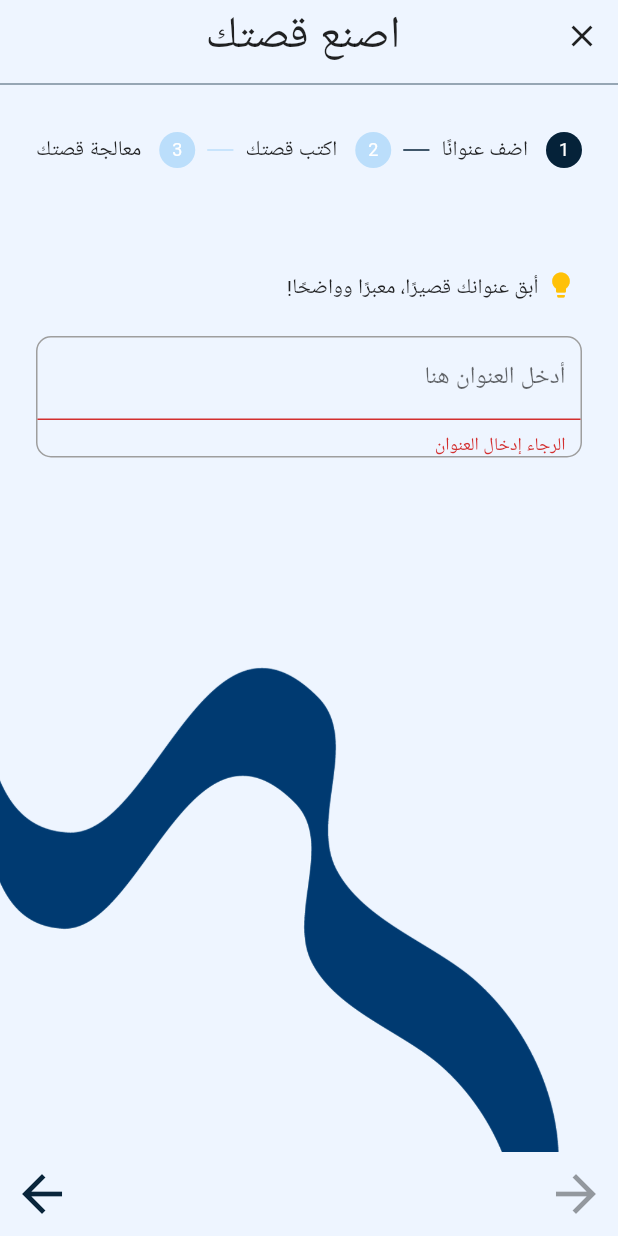
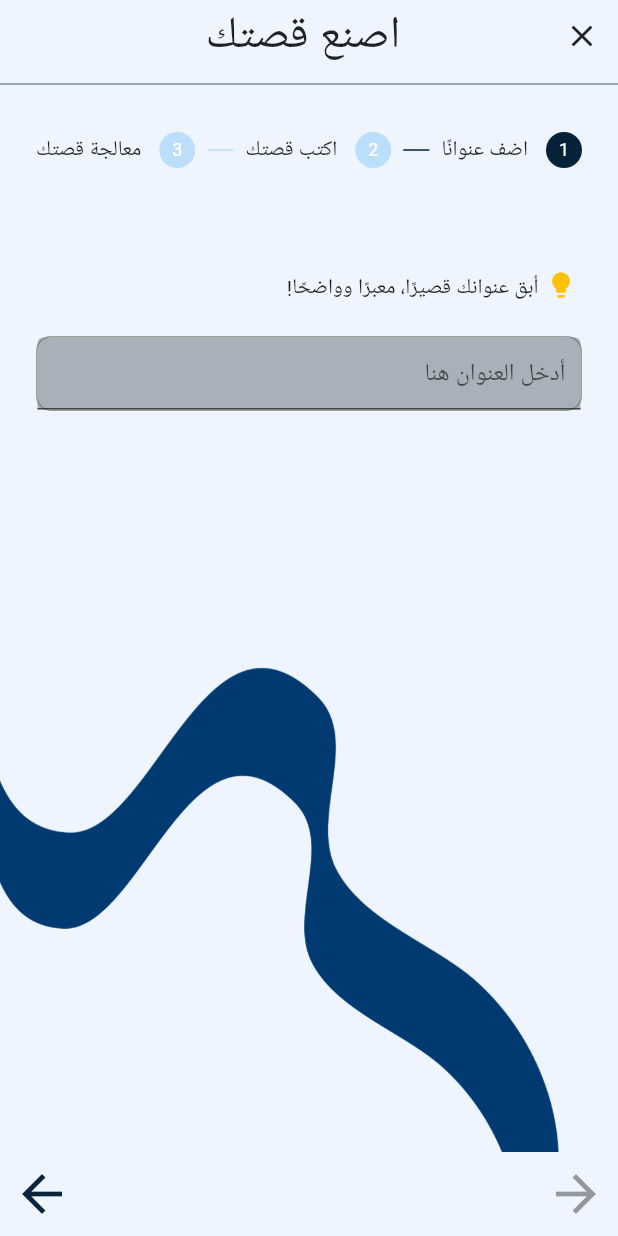
Before and after one commit to Lujain-M02/2023-GP1-6, a Flutter app: the CreateStory screen opened directly, on a phone screen of 412 x 824 dp. Run offline on Flutter 3.47's test engine with Material 2 defaults, Android fonts, the phone set to English and light mode, and no system bars; our stand-ins replace animate_do, animated_text_kit, introduction_screen, lottie.

Commit message:
changing the title container color

```diff
--- a/your_story/lib/pages/create_story_pages/create_story_title.dart
+++ b/your_story/lib/pages/create_story_pages/create_story_title.dart
@@ -40,20 +40,25 @@ class CreateStoryTitle extends StatelessWidget {
 
         // Text Form Field
         Form(
-          autovalidateMode: AutovalidateMode.always,
+          autovalidateMode: AutovalidateMode.onUserInteraction,
           child: Container(
             decoration: BoxDecoration(
               border: Border.all(color: Colors.grey),
               borderRadius: BorderRadius.circular(10),
             ),
             child: TextFormField(
-              autovalidateMode: AutovalidateMode.always,
+              autovalidateMode: AutovalidateMode.onUserInteraction,
               controller: titleController,
+
               //maxLines: null, // This allows multiple lines for long text
               decoration: const InputDecoration(
-                labelText: "أدخل العنوان هنا",
+                filled: true,
+                fillColor: Color.fromARGB(132, 102, 112, 120),
+                //labelText: "أدخل العنوان هنا",
+                hintText: "أدخل العنوان هنا",
                 contentPadding: EdgeInsets.all(10),
               ),
+              style: const TextStyle(color: Colors.white),
               validator: validateTitle,
             ),
           ),
```
